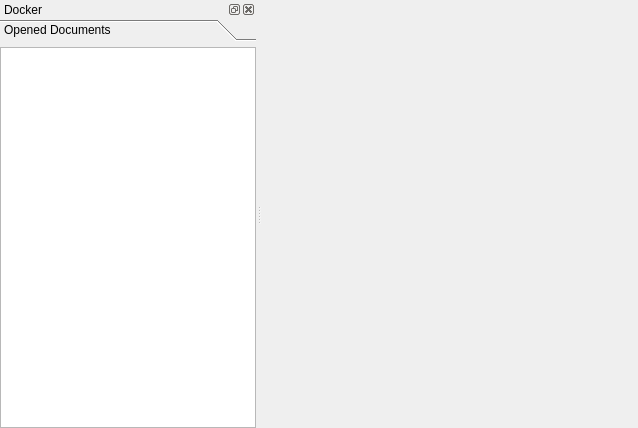
Before: the Qt Designer form modules/editor/UIMain.ui in pasnox/mks-ng, drawn with Qt 5.
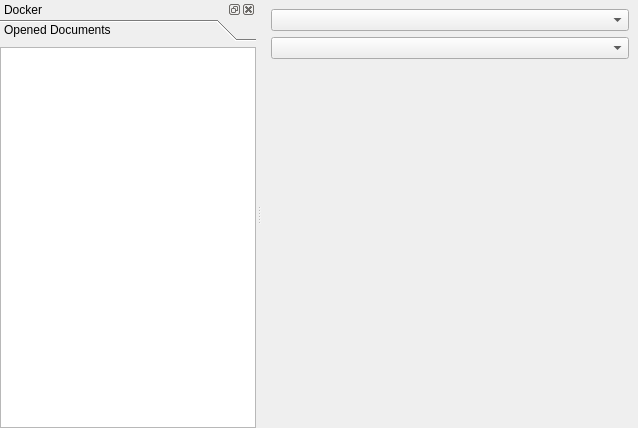
After: the same form once the commit is applied. Custom widgets are drawn as their Qt base class.

Diff of the .ui file:
```diff
--- a/modules/editor/UIMain.ui
+++ b/modules/editor/UIMain.ui
@@ -15,6 +15,12 @@
   </property>
   <widget class="QWidget" name="wCentral">
    <layout class="QVBoxLayout" name="verticalLayout_3">
+    <item>
+     <widget class="QComboBox" name="cbLanguages"/>
+    </item>
+    <item>
+     <widget class="QComboBox" name="cbStyles"/>
+    </item>
     <item>
      <widget class="StackedDocument" name="sdDocuments"/>
     </item>
```
